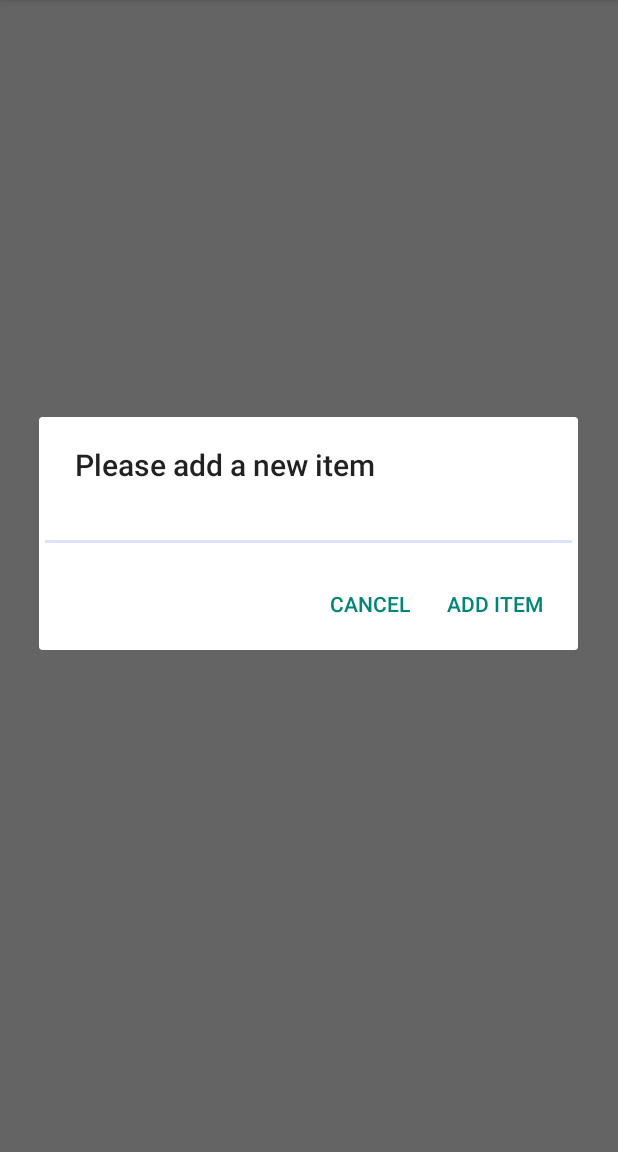
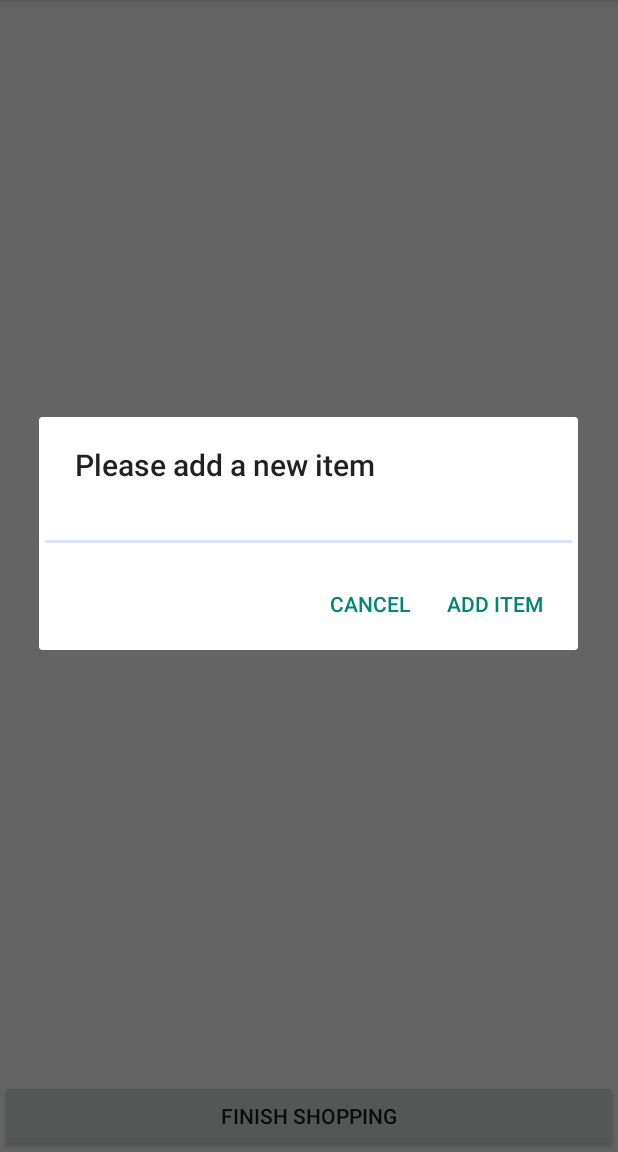
Before and after one commit to illylli/BeforeSpoiled, an Android app: the fragment ShoppingListFragment shown on its own in the app's theme, after a tap on "Add new item", on a phone screen of 412 x 824 dp, the part 84-1236 px from its top. Run offline under Robolectric (Android 15) with nearby library versions, the phone set to English and light mode, and no system bars.

Commit message:
ShoppingList

```diff
--- a/app/src/main/java/cs165/edu/dartmouth/cs/beforespoiled/ShoppingListFragment.java
+++ b/app/src/main/java/cs165/edu/dartmouth/cs/beforespoiled/ShoppingListFragment.java
@@ -70,8 +70,6 @@ public class ShoppingListFragment extends Fragment implements LoaderManager.Load
         setHasOptionsMenu(true);
 
         shoppingListItems = new ArrayList<>();
-//        shoppingListItems.add(new ShoppingListItem("a", a2, true));
-//        shoppingListItems.add(new ShoppingListItem("B", 2, false));
     }
 
     @Override
--- a/app/src/main/res/layout/fragment_shopping_list.xml
+++ b/app/src/main/res/layout/fragment_shopping_list.xml
@@ -11,4 +11,10 @@
         android:id="@+id/listView"
         android:layout_weight="1" android:layout_margin="10dp" />
 
+    <Button
+        android:layout_width="match_parent"
+        android:layout_height="wrap_content"
+        android:text="@string/finish_shopping"
+        android:layout_gravity="bottom"/>
+
 </FrameLayout>
--- a/app/src/main/res/values/strings.xml
+++ b/app/src/main/res/values/strings.xml
@@ -23,4 +23,5 @@
 
     <!-- TODO: Remove or change this placeholder text -->
     <string name="hello_blank_fragment">Hello blank fragment</string>
+    <string name="finish_shopping">Finish Shopping</string>
 </resources>
```
Also changed, not shown: app/src/main/java/cs165/edu/dartmouth/cs/beforespoiled/MainActivity.java (+0 -16 lines).
